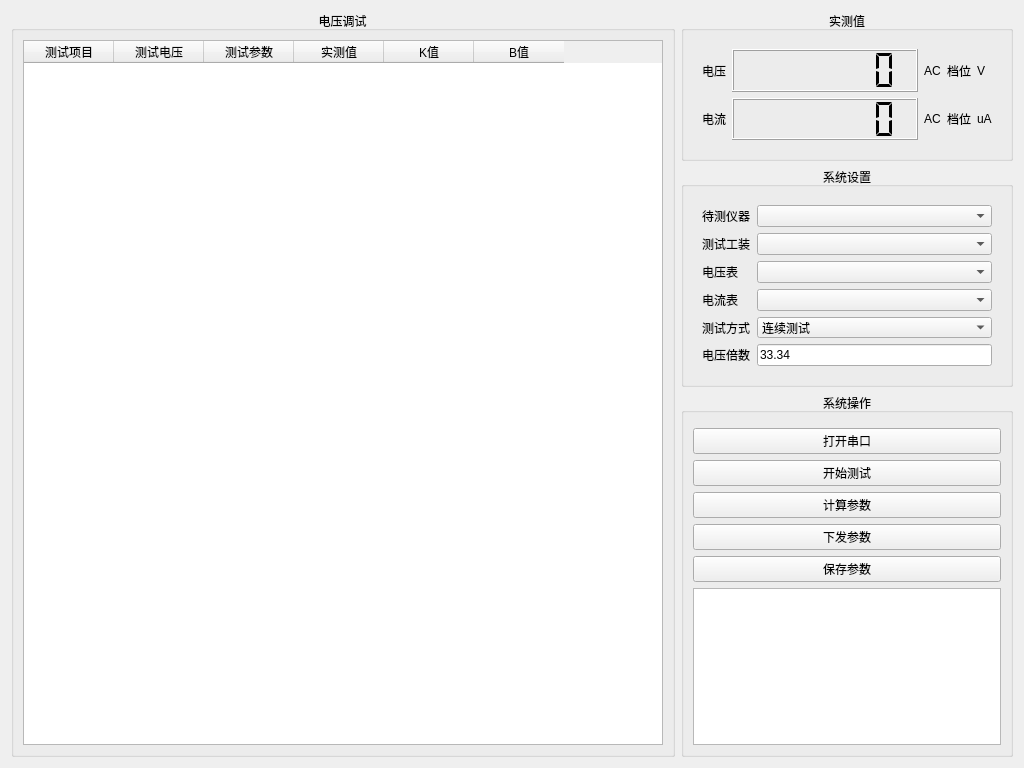
Qt form CWinDebug.ui (link8001/aip-debug) before a commit.
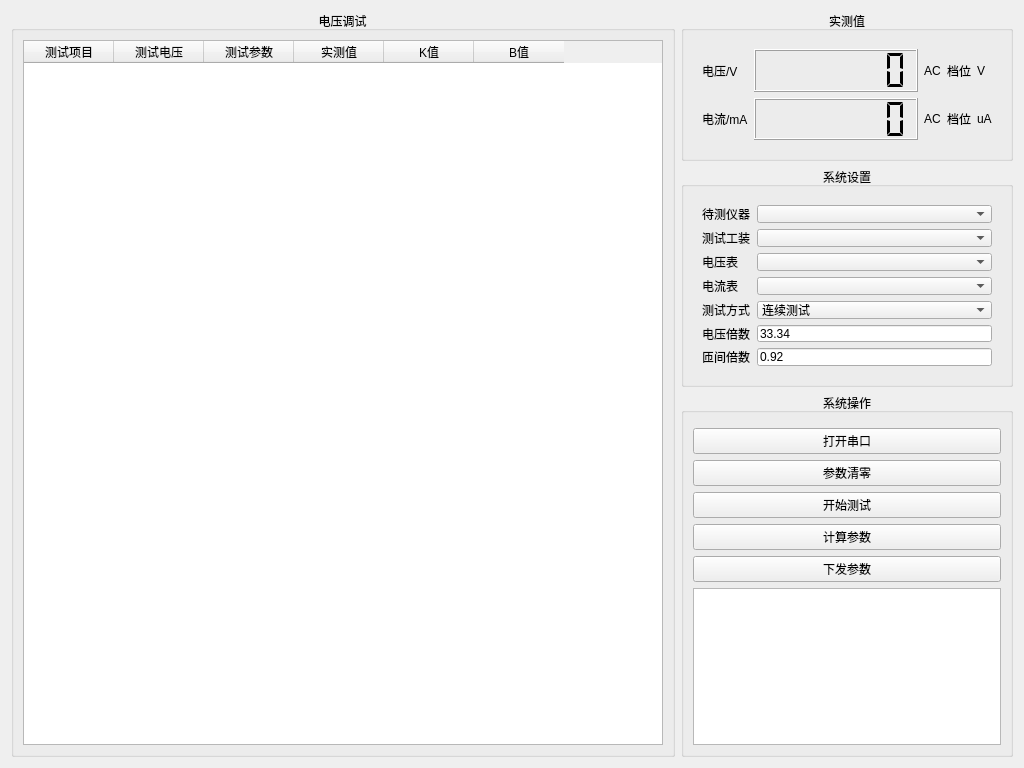
The same form after that commit.

Commit message: 添加参数清零功能,版本升级为V0.5

Diff of the .ui file:
```diff
--- a/CWinDebug.ui
+++ b/CWinDebug.ui
@@ -161,14 +161,14 @@
             <item row="0" column="0">
              <widget class="QLabel" name="label_70">
               <property name="text">
-               <string>电压</string>
+               <string>电压/V</string>
               </property>
              </widget>
             </item>
             <item row="1" column="0">
              <widget class="QLabel" name="label_71">
               <property name="text">
-               <string>电流</string>
+               <string>电流/mA</string>
               </property>
              </widget>
             </item>
@@ -371,6 +371,20 @@
               </property>
              </widget>
             </item>
+            <item row="7" column="0">
+             <widget class="QLabel" name="label_8">
+              <property name="text">
+               <string>匝间倍数</string>
+              </property>
+             </widget>
+            </item>
+            <item row="7" column="1">
+             <widget class="QLineEdit" name="Edit2">
+              <property name="text">
+               <string>0.92</string>
+              </property>
+             </widget>
+            </item>
            </layout>
           </widget>
          </item>
@@ -453,6 +467,19 @@
                  </property>
                 </widget>
                </item>
+               <item>
+                <widget class="QPushButton" name="KeyClear">
+                 <property name="sizePolicy">
+                  <sizepolicy hsizetype="Minimum" vsizetype="Expanding">
+                   <horstretch>0</horstretch>
+                   <verstretch>0</verstretch>
+                  </sizepolicy>
+                 </property>
+                 <property name="text">
+                  <string>参数清零</string>
+                 </property>
+                </widget>
+               </item>
                <item>
                 <widget class="QPushButton" name="KeyStart">
                  <property name="sizePolicy">
@@ -492,19 +519,6 @@
                  </property>
                 </widget>
                </item>
-               <item>
-                <widget class="QPushButton" name="KeySave">
-                 <property name="sizePolicy">
-                  <sizepolicy hsizetype="Minimum" vsizetype="Expanding">
-                   <horstretch>0</horstretch>
-                   <verstretch>0</verstretch>
-                  </sizepolicy>
-                 </property>
-                 <property name="text">
-                  <string>保存参数</string>
-                 </property>
-                </widget>
-               </item>
               </layout>
              </widget>
             </item>
```
Left out of the diff: 2 changed lines with no effect on the pictures. The commit also changes 6 other files.
